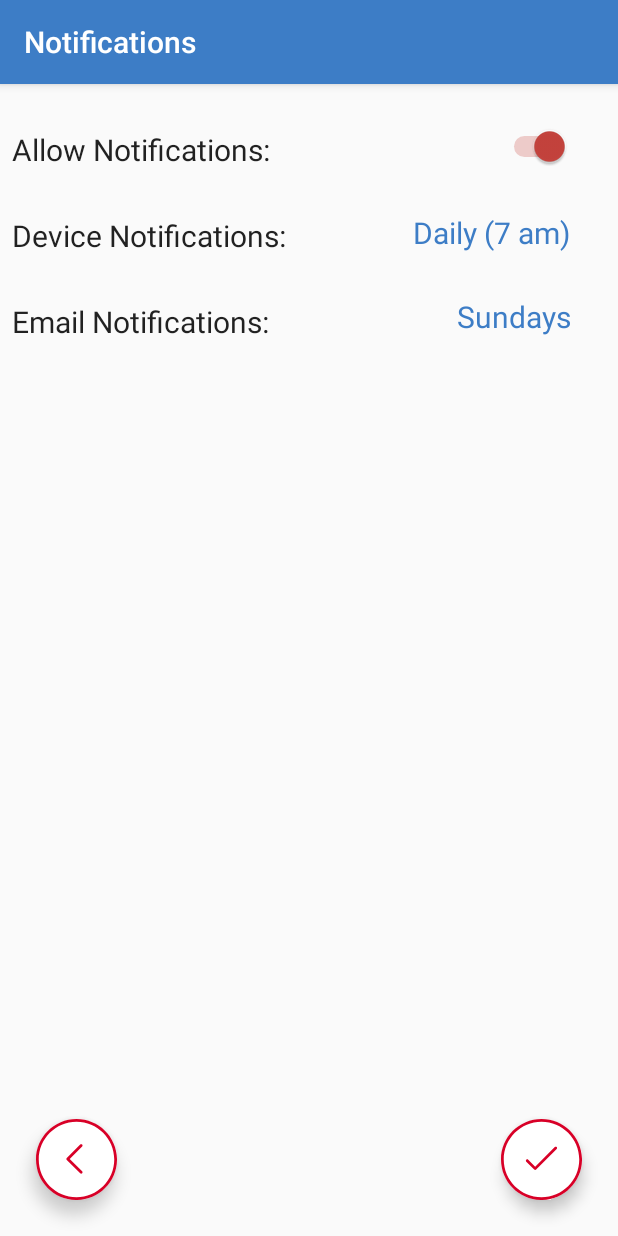
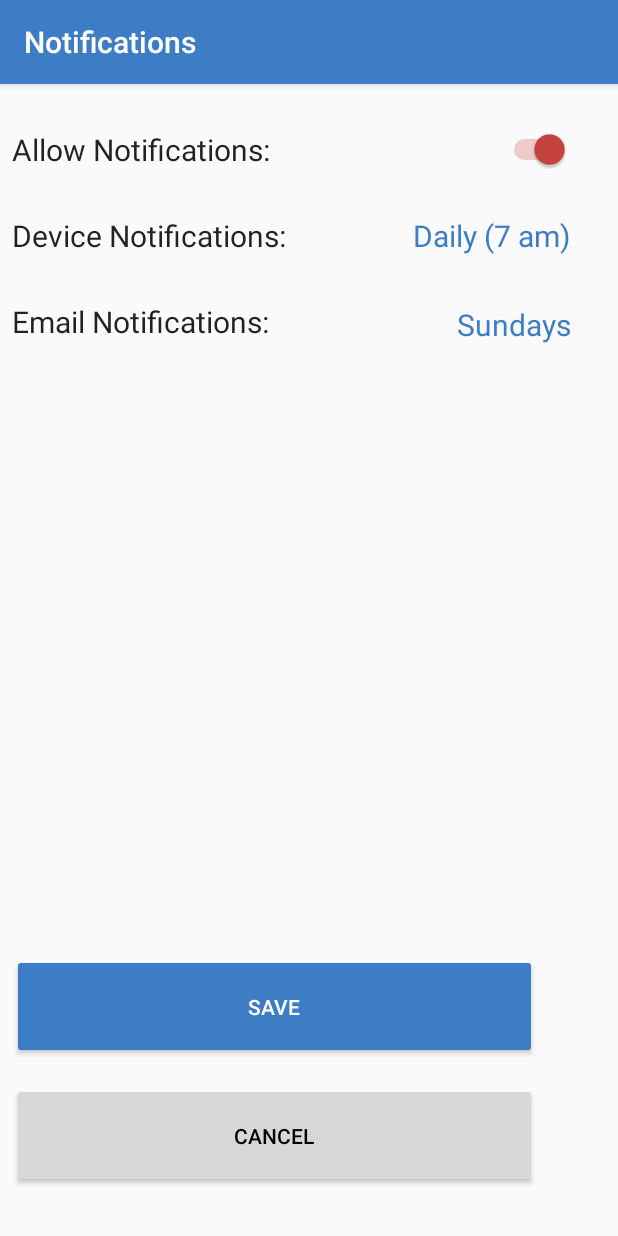
Before and after one commit to jrmyers22/Assignments, an Android app: the Notifications screen opened directly, with no data from a screen before it, on a phone screen of 412 x 824 dp. Run offline under Robolectric (Android 15) with nearby library versions, the phone set to English and light mode, and no system bars.

Commit message:
Misc Improvements

```diff
--- a/app/src/main/java/com/example/jacob/actiondrawertest/AddAssignment.java
+++ b/app/src/main/java/com/example/jacob/actiondrawertest/AddAssignment.java
@@ -262,6 +262,6 @@ public class AddAssignment extends AppCompatActivity {
      * @param msg Message to display
      */
     public void toast(String msg) {
-        Toast.makeText(this, msg, Toast.LENGTH_LONG).show();
+        Toast.makeText(this, msg, Toast.LENGTH_SHORT).show();
     }
 }
--- a/app/src/main/java/com/example/jacob/actiondrawertest/DoneAssignments.java
+++ b/app/src/main/java/com/example/jacob/actiondrawertest/DoneAssignments.java
@@ -129,6 +129,6 @@ public class DoneAssignments extends AppCompatActivity {
      * @param msg Message to display
      */
     public void toast(String msg) {
-        Toast.makeText(this, msg, Toast.LENGTH_LONG).show();
+        Toast.makeText(this, msg, Toast.LENGTH_SHORT).show();
     }
 }
--- a/app/src/main/java/com/example/jacob/actiondrawertest/Notifications.java
+++ b/app/src/main/java/com/example/jacob/actiondrawertest/Notifications.java
@@ -56,7 +56,7 @@ public class Notifications extends AppCompatActivity {
             }
         });
 
-        FloatingActionButton addButton = findViewById(R.id.saveButton);
+        Button addButton = findViewById(R.id.saveButton);
         addButton.setOnClickListener(new View.OnClickListener() {
             @Override
             public void onClick(View view) {
@@ -64,7 +64,7 @@ public class Notifications extends AppCompatActivity {
             }
         });
 
-        FloatingActionButton cancelButton = findViewById(R.id.cancelButton);
+        Button cancelButton = findViewById(R.id.cancelButton);
         cancelButton.setOnClickListener(new View.OnClickListener() {
             @Override
             public void onClick(View view) {
@@ -73,4 +73,12 @@ public class Notifications extends AppCompatActivity {
         });
 
     }
+
+    /**
+     * Wrapper to make a Toast message.
+     * @param msg Message to display
+     */
+    public void toast(String msg) {
+        Toast.makeText(this, msg, Toast.LENGTH_SHORT).show();
+    }
 }
--- a/app/src/main/java/com/example/jacob/actiondrawertest/ViewAssignment.java
+++ b/app/src/main/java/com/example/jacob/actiondrawertest/ViewAssignment.java
@@ -128,6 +128,6 @@ public class ViewAssignment extends AppCompatActivity {
      * @param msg Message to display
      */
     public void toast(String msg) {
-        Toast.makeText(this, msg, Toast.LENGTH_LONG).show();
+        Toast.makeText(this, msg, Toast.LENGTH_SHORT).show();
     }
 }
--- a/app/src/main/res/layout/activity_notifications.xml
+++ b/app/src/main/res/layout/activity_notifications.xml
@@ -56,14 +56,14 @@
         android:layout_width="72dp"
         android:layout_height="wrap_content"
         android:layout_marginEnd="32dp"
-        android:layout_marginTop="28dp"
+        android:layout_marginTop="30dp"
         app:layout_constraintEnd_toEndOf="parent"
         app:layout_constraintTop_toTopOf="parent" />
 
     <TextView
         android:id="@+id/email_val"
         android:layout_width="101dp"
-        android:layout_height="26dp"
+        android:layout_height="27dp"
         android:layout_marginEnd="32dp"
         android:layout_marginRight="16dp"
         android:layout_marginTop="30dp"
@@ -78,7 +78,7 @@
     <TextView
         android:id="@+id/device_val"
         android:layout_width="116dp"
-        android:layout_height="26dp"
+        android:layout_height="29dp"
         android:layout_marginEnd="32dp"
         android:layout_marginRight="16dp"
         android:layout_marginTop="30dp"
@@ -90,32 +90,32 @@
         app:layout_constraintRight_toRightOf="parent"
         app:layout_constraintTop_toBottomOf="@+id/on_switch" />
 
-    <android.support.design.widget.FloatingActionButton
+    <Button
         android:id="@+id/saveButton"
-        android:layout_width="57dp"
-        android:layout_height="54dp"
-        android:layout_gravity="bottom|end"
-        android:layout_margin="@dimen/fab_margin"
+        android:layout_width="350dp"
+        android:layout_height="70dp"
+        android:layout_marginBottom="16dp"
+        android:layout_marginStart="8dp"
+        android:backgroundTint="@color/colorPrimary"
+        android:text="Save"
+        android:textColor="@android:color/background_light"
+        app:layout_constraintBottom_toTopOf="@+id/cancelButton"
+        app:layout_constraintLeft_toLeftOf="parent"
+        app:layout_constraintRight_toRightOf="parent"
+        app:layout_constraintStart_toStartOf="parent" />
+
+    <Button
+        android:id="@+id/cancelButton"
+        android:layout_width="350dp"
+        android:layout_height="70dp"
         android:layout_marginBottom="32dp"
-        android:layout_marginRight="16dp"
-        android:foreground="@drawable/ic_success"
-        android:tooltipText="Add Assignment"
-        app:backgroundTint="@android:color/background_light"
+        android:layout_marginStart="8dp"
+        android:backgroundTint="?attr/colorButtonNormal"
+        android:text="Cancel"
+        android:textColor="@android:color/background_dark"
         app:layout_constraintBottom_toBottomOf="parent"
-        app:layout_constraintRight_toRightOf="parent" />
-
-    <android.support.design.widget.FloatingActionButton
-        android:id="@+id/cancelButton"
-        android:layout_width="57dp"
-        android:layout_height="54dp"
-        android:layout_gravity="bottom|end"
-        android:layout_margin="@dimen/fab_margin"
-        android:layout_marginBottom="16dp"
-        android:layout_marginLeft="16dp"
-        android:foreground="@drawable/ic_back"
-        android:tooltipText="Add Assignment"
-        app:backgroundTint="@android:color/background_light"
-        app:layout_constraintBottom_toBottomOf="parent"
-        app:layout_constraintLeft_toLeftOf="parent" />
+        app:layout_constraintLeft_toLeftOf="parent"
+        app:layout_constraintRight_toRightOf="parent"
+        app:layout_constraintStart_toStartOf="parent" />
 
 </android.support.constraint.ConstraintLayout>
```
Also changed, not shown: app/src/main/java/com/example/jacob/actiondrawertest/ChangeRules.java (+7 -35 lines), app/src/main/java/com/example/jacob/actiondrawertest/MainActivity.java (+111 -52 lines), app/src/main/res/layout/activity_change_rules.xml (+37 -37 lines), 1 other file.
